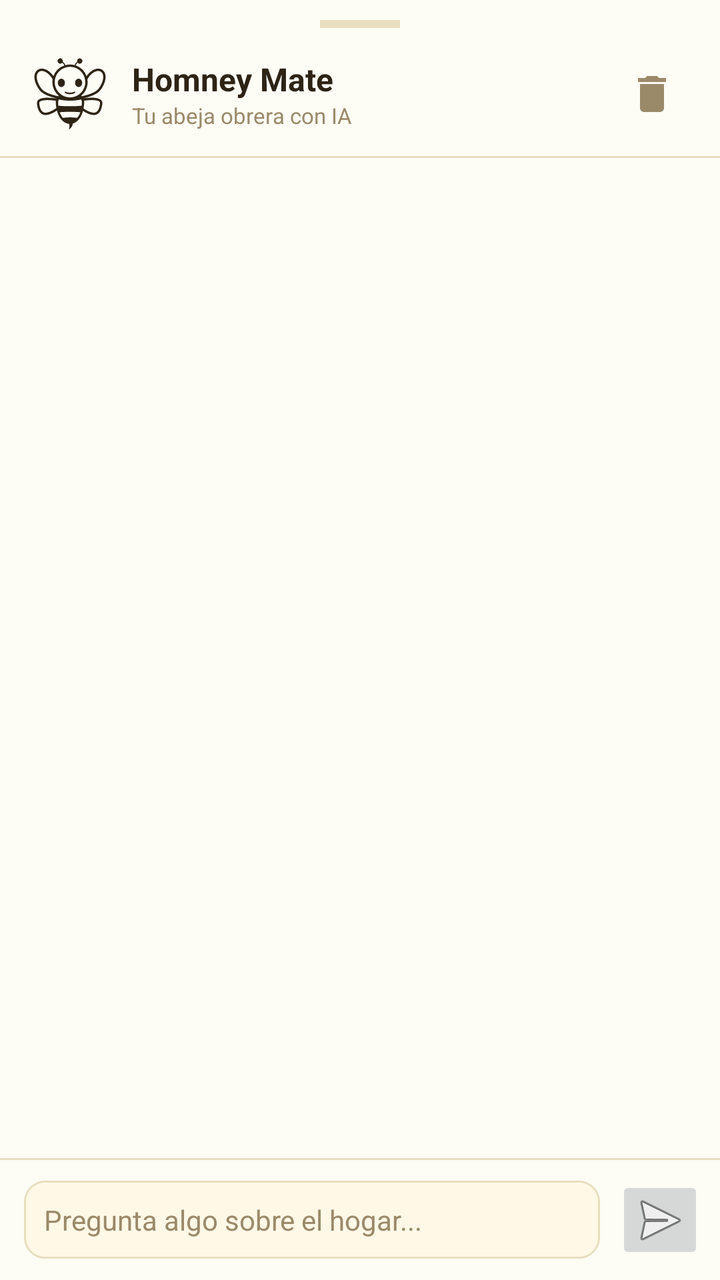
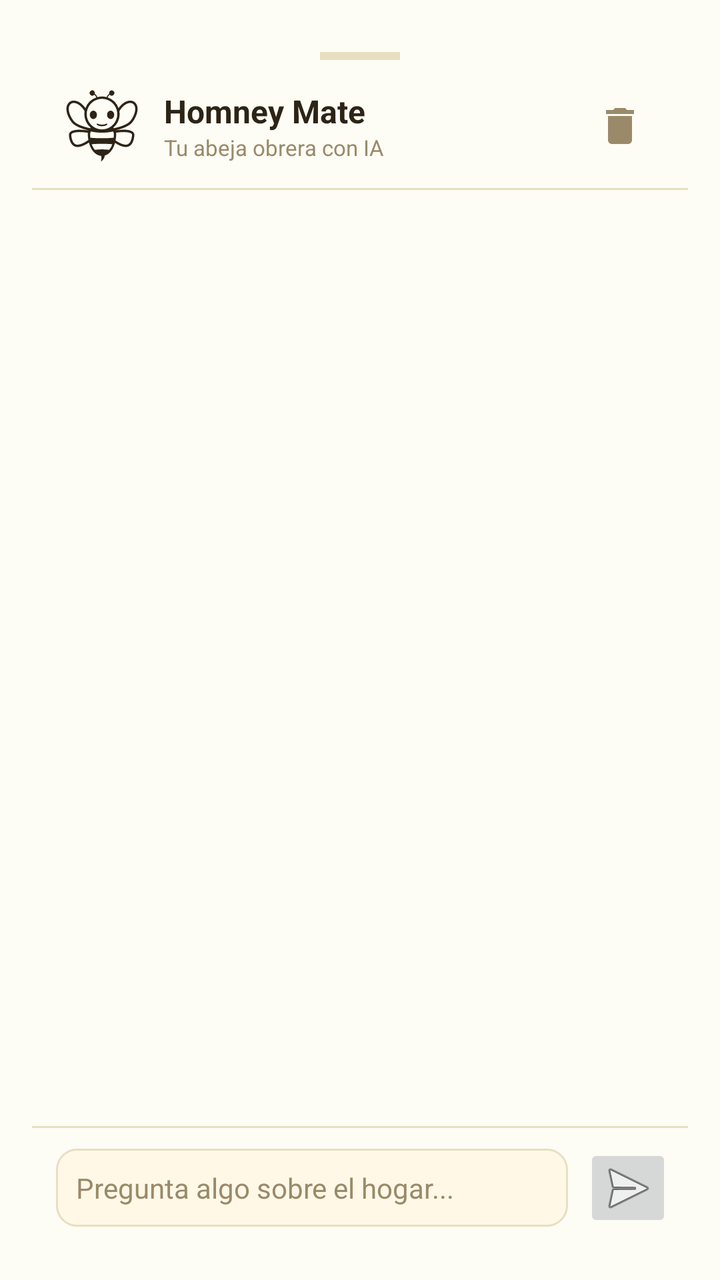

Screens rendered from an Android XML layout before and after an edit, with the pre-edit source and the edit as a unified diff.
<!-- AndroidManifest.xml: application theme Theme.HomneyApp -->
<!-- res/layout/fragment_hogar_ai_chat.xml -->
<?xml version="1.0" encoding="utf-8"?>
<LinearLayout
    xmlns:android="http://schemas.android.com/apk/res/android"
    android:layout_width="match_parent"
    android:layout_height="match_parent"
    android:orientation="vertical"
    android:background="@color/background">

    
    <View
        android:layout_width="40dp"
        android:layout_height="4dp"
        android:layout_gravity="center_horizontal"
        android:layout_marginTop="10dp"
        android:layout_marginBottom="6dp"
        android:background="@color/border" />

    
    <LinearLayout
        android:layout_width="match_parent"
        android:layout_height="wrap_content"
        android:orientation="horizontal"
        android:gravity="center_vertical"
        android:paddingStart="16dp"
        android:paddingEnd="16dp"
        android:paddingTop="8dp"
        android:paddingBottom="12dp">

        <ImageView
            android:layout_width="38dp"
            android:layout_height="38dp"
            android:src="@drawable/homney_mate"
            android:layout_marginEnd="12dp" />

        <LinearLayout
            android:layout_width="0dp"
            android:layout_height="wrap_content"
            android:layout_weight="1"
            android:orientation="vertical">

            <TextView
                android:layout_width="wrap_content"
                android:layout_height="wrap_content"
                android:text="Homney Mate"
                android:textColor="@color/text"
                android:textSize="16sp"
                android:textStyle="bold" />

            <TextView
                android:layout_width="wrap_content"
                android:layout_height="wrap_content"
                android:text="Tu abeja obrera con IA"
                style="@style/Homney.Text.Muted"
                android:textSize="11sp" />
        </LinearLayout>

        <ImageButton
            android:id="@+id/btn_limpiar_historial"
            android:layout_width="36dp"
            android:layout_height="36dp"
            android:src="@drawable/ic_limpiar_chat"
            android:contentDescription="Limpiar historial"
            android:background="?attr/selectableItemBackgroundBorderless"
            android:padding="6dp" />

    </LinearLayout>

    
    <View
        android:layout_width="match_parent"
        android:layout_height="1dp"
        android:background="@color/border" />

    
    <ScrollView
        android:id="@+id/scroll_chat"
        android:layout_width="match_parent"
        android:layout_height="0dp"
        android:layout_weight="1"
        android:fillViewport="false"
        android:clipToPadding="false">

        <LinearLayout
            android:id="@+id/ll_mensajes"
            android:layout_width="match_parent"
            android:layout_height="wrap_content"
            android:orientation="vertical"
            android:padding="14dp" />

    </ScrollView>

    
    <ProgressBar
        android:id="@+id/loading_ia"
        android:layout_width="wrap_content"
        android:layout_height="24dp"
        android:layout_gravity="start"
        android:layout_marginStart="18dp"
        android:layout_marginBottom="4dp"
        android:visibility="gone"
        style="?android:attr/progressBarStyleSmall" />

    
    <View
        android:layout_width="match_parent"
        android:layout_height="1dp"
        android:background="@color/border" />

    
    <Button
        android:id="@+id/btn_aceptar_bienvenida"
        style="@style/Homney.Button.Primary"
        android:layout_width="match_parent"
        android:layout_height="wrap_content"
        android:layout_marginStart="16dp"
        android:layout_marginEnd="16dp"
        android:layout_marginTop="10dp"
        android:layout_marginBottom="12dp"
        android:text="¡Entendido! Ir a la colmena 🍯"
        android:visibility="gone" />

    
    <LinearLayout
        android:id="@+id/ll_barra_entrada"
        android:layout_width="match_parent"
        android:layout_height="wrap_content"
        android:orientation="horizontal"
        android:gravity="center_vertical"
        android:paddingStart="12dp"
        android:paddingEnd="8dp"
        android:paddingTop="8dp"
        android:paddingBottom="8dp">

        <EditText
            android:id="@+id/et_pregunta"
            android:layout_width="0dp"
            android:layout_height="wrap_content"
            android:layout_weight="1"
            android:hint="Pregunta algo sobre el hogar..."
            android:background="@drawable/bg_input"
            android:padding="10dp"
            android:textSize="14sp"
            android:textColor="@color/text"
            android:textColorHint="@color/muted"
            android:inputType="textMultiLine|textCapSentences"
            android:maxLines="3"
            android:layout_marginEnd="8dp" />

        <ImageButton
            android:id="@+id/btn_enviar_ia"
            android:layout_width="44dp"
            android:layout_height="44dp"
            android:src="@android:drawable/ic_menu_send"
            android:contentDescription="Enviar"
            android:padding="10dp" />

    </LinearLayout>

</LinearLayout>
<!-- resources referenced by this layout -->
<resources>
  <color name="background">#FDFCF5</color>
  <color name="border">#E8DFC0</color>
  <color name="muted">#9A8A6A</color>
  <color name="text">#2D2416</color>
  <!-- drawable bg_input (drawable) -->
  <?xml version="1.0" encoding="utf-8"?>
  <selector xmlns:android="http://schemas.android.com/apk/res/android">
  
      
      <item android:state_focused="true">
          <shape android:shape="rectangle">
              <solid android:color="@color/surface_two" />
              <stroke android:width="2dp" android:color="@color/accent" />
              <corners android:radius="10dp" />
          </shape>
      </item>
  
      
      <item>
          <shape android:shape="rectangle">
              <solid android:color="@color/surface_two" />
              <stroke android:width="1dp" android:color="@color/border" />
              <corners android:radius="10dp" />
          </shape>
      </item>
  
  </selector>
  <!-- drawable ic_limpiar_chat (drawable) -->
  <vector xmlns:android="http://schemas.android.com/apk/res/android"
      android:width="24dp"
      android:height="24dp"
      android:viewportWidth="24"
      android:viewportHeight="24">
      <path
          android:fillColor="@color/muted"
          android:pathData="M6,19c0,1.1 0.9,2 2,2h8c1.1,0 2,-0.9 2,-2V7H6v12zM19,4h-3.5l-1,-1h-5l-1,1H5v2h14V4z"/>
  </vector>
  <style name="Homney.Button.Primary" parent="Homney.Button.Base">
          <item name="android:background">@drawable/bg_button_primary</item>
          <item name="android:textColor">@color/text</item>
      </style>
  <style name="Homney.Text.Muted" parent="Homney.Text">
          <item name="android:textColor">@color/muted</item>
          <item name="android:textSize">12sp</item>
      </style>
  <style name="Theme.HomneyApp" parent="Theme.MaterialComponents.DayNight.DarkActionBar">
          
          <item name="colorPrimary">@color/accent</item>
          <item name="colorPrimaryVariant">@color/accent_dark</item>
          <item name="colorOnPrimary">@color/text</item>
          
          <item name="colorSecondary">@color/green</item>
          <item name="colorSecondaryVariant">@color/green_dark</item>
          <item name="colorOnSecondary">@color/text</item>
          
          <item name="android:colorBackground">@color/background</item>
          <item name="colorSurface">@color/surface</item>
          <item name="colorOnSurface">@color/text</item>
          
          <item name="android:statusBarColor" tools:targetApi="l">@color/accent_dark</item>
      </style>
  <color name="surface_two">#FFF8E7</color>
  <color name="accent">#F5C518</color>
  <style name="Homney.Button.Base" parent="Widget.AppCompat.Button">
          <item name="android:minHeight">44dp</item>
          <item name="android:paddingLeft">20dp</item>
          <item name="android:paddingRight">20dp</item>
          <item name="android:paddingTop">10dp</item>
          <item name="android:paddingBottom">10dp</item>
          <item name="android:textSize">14sp</item>
          <item name="android:textStyle">bold</item>
          <item name="android:fontFamily">sans-serif-medium</item>
          <item name="android:letterSpacing">0.01</item>
          <item name="android:stateListAnimator">@null</item>
          <item name="android:insetTop">0dp</item>
          <item name="android:insetBottom">0dp</item>
      </style>
  <style name="Homney.Text" parent="" />
  <color name="accent_dark">#D4A80E</color>
  <color name="green">#7CC87A</color>
  <color name="green_dark">#58A856</color>
  <color name="surface">#FFFFFFFF</color>
  <color name="accent_disabled">#8CF5C518</color>
  <!-- unchanged entries left out for length: 2 -->
</resources>

<!-- the commit's change to res/layout/fragment_hogar_ai_chat.xml (unified diff, before → after) -->
@@ -4,7 +4,8 @@
     android:layout_width="match_parent"
     android:layout_height="match_parent"
     android:orientation="vertical"
-    android:background="@color/background">
+    android:background="@color/background"
+    android:padding="@dimen/activity_vertical_margin">
 
     
     <View
<!-- resource entries referenced after the edit -->
@@ -4,6 +4,7 @@
   <color name="border">#E8DFC0</color>
   <color name="muted">#9A8A6A</color>
   <color name="text">#2D2416</color>
+  <dimen name="activity_vertical_margin">16dp</dimen>
   <!-- drawable bg_input (drawable) -->
   <?xml version="1.0" encoding="utf-8"?>
   <selector xmlns:android="http://schemas.android.com/apk/res/android">
